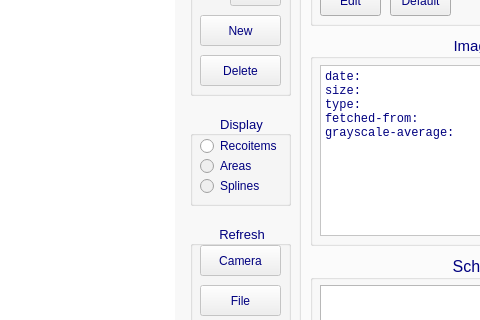
Before: the Qt Designer form defo/defo.ui in DESY-FH-ELab/cmstkmodlab, drawn with Qt 5; both pictures show x 412 to 892 and y 151 to 471 of the 1120 by 900 pixel window.
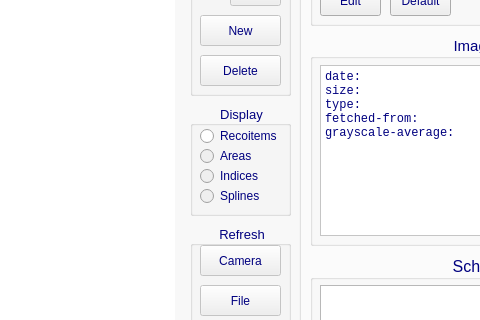
After: the same form once the commit is applied. Icons and pictures are not drawn. Custom widgets are drawn as their Qt base class.

Commit message: * renamed DefoImageLabelRubberBand to DefoImageLabelAreaRubberBand * added displayIndicesButton_ in GUI online tab * added DefoRecoSurface::getIndexedPoints() * made DefoRecoSurface::indexPoints public and moved the call to DefoMainWindow::handleAction[FILE_REF] and [FILE_DEFO] * added functionality for displaying indices in DefoImageLabel::paintEvent and additional slots * DefoMainWindow::blueishnessSpinBox_->setSingleStep(0.1);

The edit to the form file:
```diff
--- a/defo/defo.ui
+++ b/defo/defo.ui
@@ -197,9 +197,9 @@
        <property name="geometry" >
         <rect>
          <x>560</x>
-         <y>210</y>
+         <y>200</y>
          <width>101</width>
-         <height>91</height>
+         <height>111</height>
         </rect>
        </property>
        <property name="font" >
@@ -242,7 +242,7 @@
         <property name="geometry" >
          <rect>
           <x>10</x>
-          <y>60</y>
+          <y>80</y>
           <width>71</width>
           <height>22</height>
          </rect>
@@ -264,6 +264,22 @@
          <string>Recoitems</string>
         </property>
        </widget>
+       <widget class="QRadioButton" name="displayIndicesButton_" >
+        <property name="enabled" >
+         <bool>false</bool>
+        </property>
+        <property name="geometry" >
+         <rect>
+          <x>10</x>
+          <y>60</y>
+          <width>61</width>
+          <height>22</height>
+         </rect>
+        </property>
+        <property name="text" >
+         <string>Indices</string>
+        </property>
+       </widget>
       </widget>
       <widget class="QGroupBox" name="refreshGroupBox_" >
        <property name="geometry" >
```
The commit also changes 10 other files.
